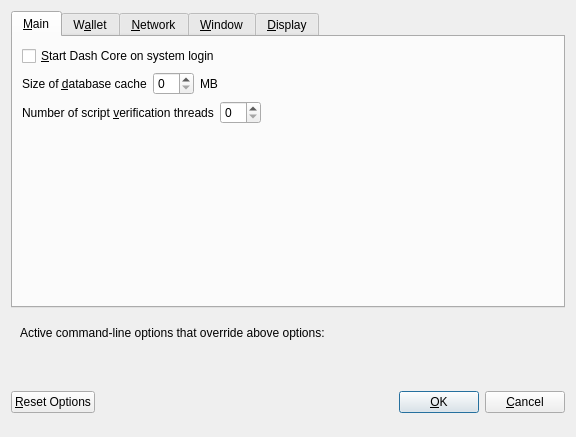
This is src/qt/forms/optionsdialog.ui in GelCoinProject/GelCoin as Qt 5 draws it before an edit. The edited form follows.
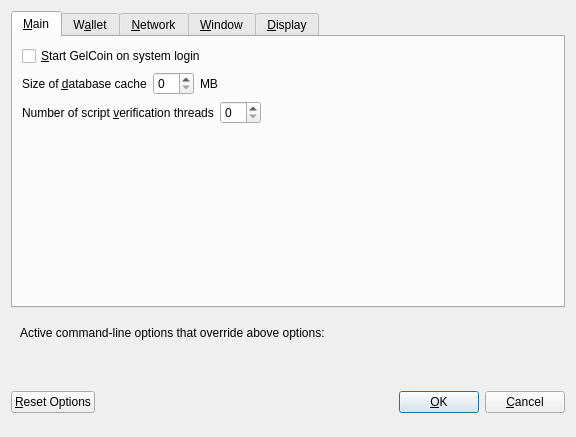
This is the edited form. Custom widgets are drawn as their Qt base class.

```diff
--- a/src/qt/forms/optionsdialog.ui
+++ b/src/qt/forms/optionsdialog.ui
@@ -33,7 +33,7 @@
           <string>Automatically start Dash Core after logging in to the system.</string>
          </property>
          <property name="text">
-          <string>&amp;Start Dash Core on system login</string>
+          <string>&amp;Start GelCoin on system login</string>
          </property>
         </widget>
        </item>
```
Left out of the diff: 14 changed lines with no effect on the pictures.
